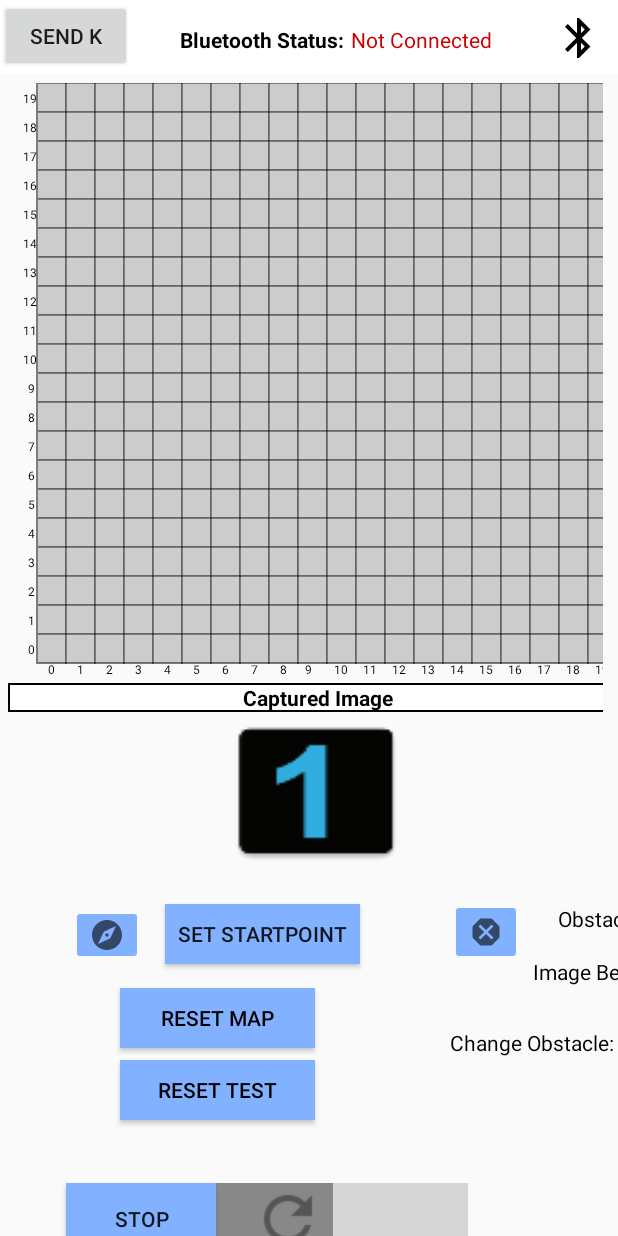
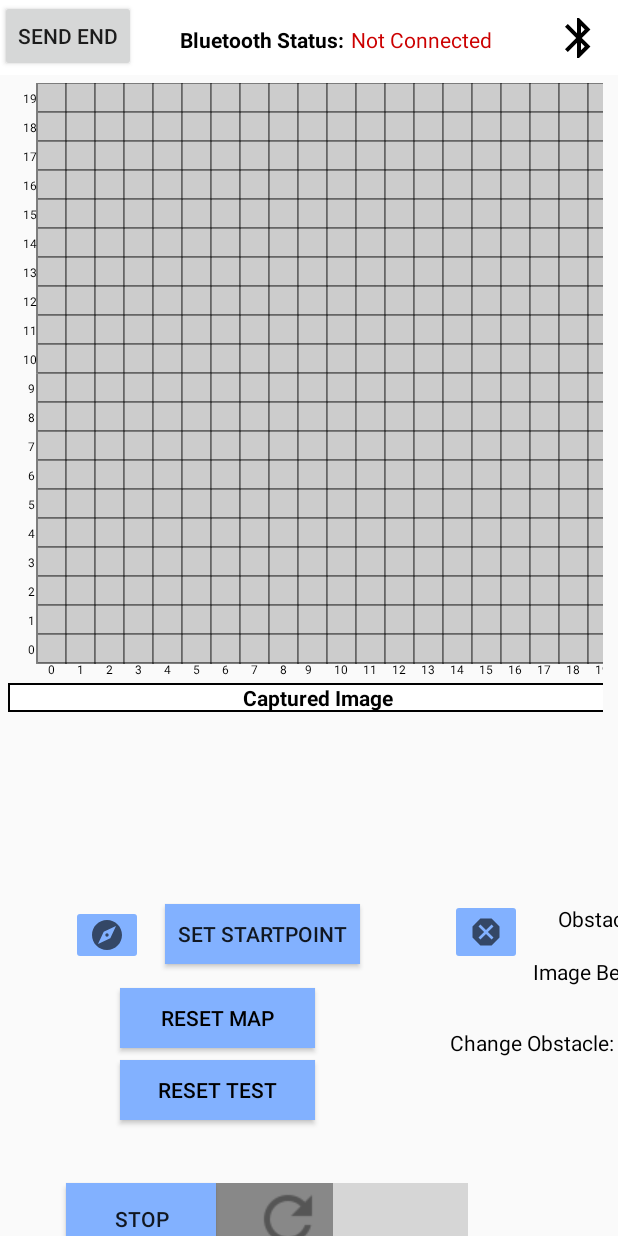
Before and after one commit to AsherFYD/MDPAndroid_Group21, an Android app: the screen it shows after launch (MainActivity), after a tap on "IMAGEREC START", on a phone screen of 412 x 824 dp. Run offline under Robolectric (Android 15) with nearby library versions, the light colour scheme and no system bars; 1 statement that could not run was skipped; grey boxes are pictures that could not be loaded.

Commit message:
fix imageID fontsize fix imagerec string: obs;.....

```diff
--- a/app/src/main/java/com/example/mdp_android_grp25/MainActivity.java
+++ b/app/src/main/java/com/example/mdp_android_grp25/MainActivity.java
@@ -14,6 +14,7 @@ import android.text.method.ScrollingMovementMethod;
 import android.util.Log;
 import android.view.View;
 import android.widget.Button;
+import android.widget.ImageView;
 import android.widget.TextView;
 import android.widget.Toast;
 import android.widget.ToggleButton;
@@ -49,6 +50,7 @@ public class MainActivity extends AppCompatActivity {
     static TextView xAxisTextView, yAxisTextView, directionAxisTextView, commandLog;
     static TextView robotStatusTextView, bluetoothStatus, bluetoothDevice;
     static Button upBtn, downBtn, leftBtn, rightBtn,sendK;
+    static ImageView imageIDView;
 
     BluetoothDevice mBTDevice;
     private static UUID myUUID;
@@ -125,9 +127,11 @@ public class MainActivity extends AppCompatActivity {
         sendK.setOnClickListener(new View.OnClickListener() {
             @Override
             public void onClick(View view) {
-                printMessage("k\n");
+                printMessage("end\n");
             }
         });
+
+        imageIDView = findViewById(R.id.displayimageview);
 
 
         // Controller & on click listeners for controller
@@ -477,6 +481,7 @@ public class MainActivity extends AppCompatActivity {
                         showLog("imageID = " + imageID);
                         gridMap.updateIDFromRpi(obstacleID, imageID);
                         commandLog.append(message + "\n");
+                        //updateImageView(imageID);
                     }
 
                     //for robot status
@@ -657,6 +662,8 @@ public class MainActivity extends AppCompatActivity {
                     ToggleButton exploreButton = findViewById(R.id.exploreToggleBtn3);
                     ToggleButton fastestButton = findViewById(R.id.fastestToggleBtn3);
 
+                    commandLog.append(message + "\n");
+
                     if (exploreButton.isChecked()) {
                         showLog("explorebutton is checked");
                         stopTimerFlag = true;
@@ -668,6 +675,8 @@ public class MainActivity extends AppCompatActivity {
                         fastestButton.setChecked(false);
                         robotStatusTextView.setText("Week 9 Stopped");
                     }
+
+                    //printMessage("end");
                 }
             }
         };
--- a/app/src/main/java/com/example/mdp_android_grp25/ui/main/GridMap.java
+++ b/app/src/main/java/com/example/mdp_android_grp25/ui/main/GridMap.java
@@ -143,12 +143,12 @@ public class GridMap extends View {
         whitePaint.setTextAlign(Paint.Align.CENTER);
 
         imageIDPaint.setColor(Color.WHITE);
-        imageIDPaint.setTextSize(25);
+        imageIDPaint.setTextSize(12);
         imageIDPaint.setTextAlign(Paint.Align.CENTER);
 
 
         redPaint.setColor(Color.RED);
-        redPaint.setStrokeWidth(8);
+        redPaint.setStrokeWidth(2);
         obstacleColor.setColor(Color.BLACK);
         robotColor.setColor(Color.YELLOW);
         robotColor.setStrokeWidth(2);
--- a/app/src/main/java/com/example/mdp_android_grp25/ui/main/MapTabFragment.java
+++ b/app/src/main/java/com/example/mdp_android_grp25/ui/main/MapTabFragment.java
@@ -334,10 +334,10 @@ public class MapTabFragment extends Fragment {
                         showLog(msg);
                         showToast("Image recognition task has started");
                         //send "obs first before sending obstacles info"
-                        MainActivity.printMessage("obs\n");
+                        //MainActivity.printMessage("obs\n");
 
                         //send obstacle info
-                        MainActivity.printMessage(msg); //send obstacles to robot only when there is robot and obstacles on map
+                        MainActivity.printMessage("obs;"+ msg); //send obstacles to robot only when there is robot and obstacles on map
                         robotStatusTextView.setText("Auto Movement Started");
                     }
                     long tempExplore = System.currentTimeMillis();
--- a/app/src/main/res/layout/activity_main.xml
+++ b/app/src/main/res/layout/activity_main.xml
@@ -24,7 +24,7 @@
                 android:id="@+id/pressK"
                 android:layout_width="wrap_content"
                 android:layout_height="wrap_content"
-                android:text="send k" />
+                android:text="send end" />
 
             <Button
                 android:id="@+id/bluetoothButton"
@@ -135,8 +135,7 @@
                         android:layout_height="match_parent"
                         android:layout_weight="0"
                         android:scaleType="fitXY"
-                        android:layout_gravity="center_horizontal"
-                        android:background="@mipmap/image11" />
+                        android:layout_gravity="center_horizontal" />
                 </LinearLayout>
             </LinearLayout>
 
```
Also changed, not shown: 28 other files.
